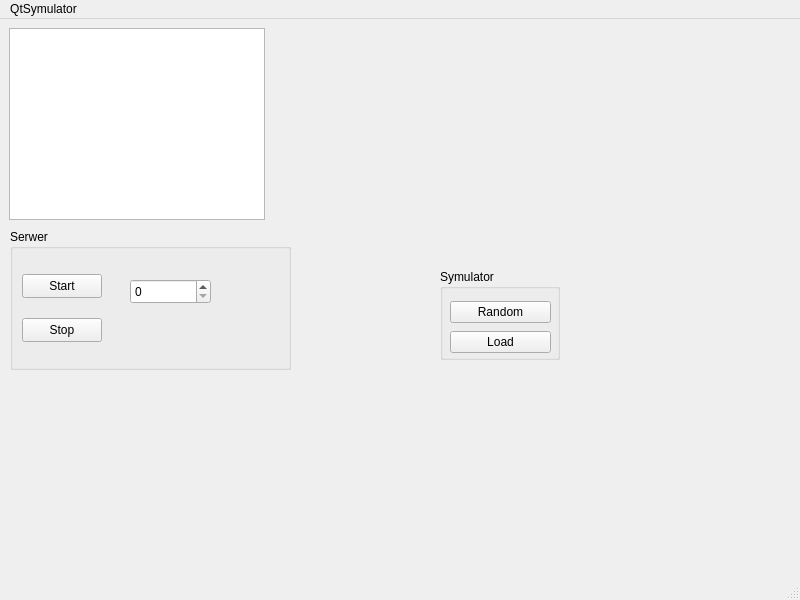
This is mainwindow.ui in DamianJeu/QtSymulator as Qt 5 draws it before an edit. The edited form follows.
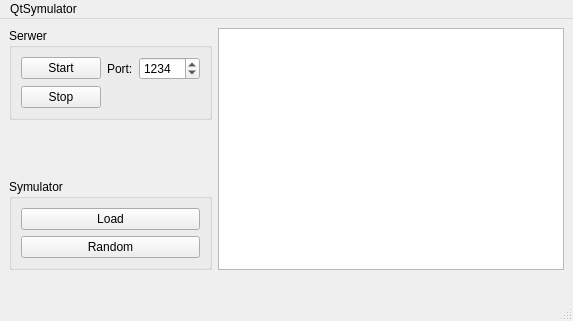
This is the edited form.

Commit message: Better ui scaling

The edit to the form file:
```diff
--- a/mainwindow.ui
+++ b/mainwindow.ui
@@ -6,122 +6,119 @@
    <rect>
     <x>0</x>
     <y>0</y>
-    <width>800</width>
-    <height>600</height>
+    <width>573</width>
+    <height>321</height>
    </rect>
   </property>
   <property name="windowTitle">
    <string>QtSymulator</string>
   </property>
   <widget class="QWidget" name="centralwidget">
-   <widget class="QTextBrowser" name="textBrowserNetwork">
-    <property name="enabled">
-     <bool>true</bool>
-    </property>
-    <property name="geometry">
-     <rect>
-      <x>9</x>
-      <y>9</y>
-      <width>256</width>
-      <height>192</height>
-     </rect>
-    </property>
-   </widget>
+   <layout class="QGridLayout" name="gridLayout_2">
+    <item row="0" column="1">
    <widget class="QGroupBox" name="groupBox">
-    <property name="geometry">
-     <rect>
-      <x>10</x>
-      <y>210</y>
-      <width>281</width>
-      <height>141</height>
-     </rect>
-    </property>
     <property name="title">
      <string>Serwer</string>
     </property>
+      <layout class="QGridLayout" name="gridLayout">
+       <item row="1" column="0">
     <widget class="QPushButton" name="pushButtonStop">
-     <property name="geometry">
-      <rect>
-       <x>12</x>
-       <y>89</y>
-       <width>80</width>
-       <height>24</height>
-      </rect>
-     </property>
      <property name="text">
       <string>Stop</string>
      </property>
     </widget>
+       </item>
+       <item row="0" column="0">
     <widget class="QPushButton" name="pushButtonStartServer">
-     <property name="geometry">
-      <rect>
-       <x>12</x>
-       <y>45</y>
-       <width>80</width>
-       <height>24</height>
-      </rect>
-     </property>
      <property name="text">
       <string>Start</string>
      </property>
     </widget>
+       </item>
+       <item row="0" column="2">
     <widget class="QSpinBox" name="spinBox">
-     <property name="geometry">
-      <rect>
-       <x>120</x>
-       <y>50</y>
-       <width>81</width>
-       <height>25</height>
-      </rect>
-     </property>
-    </widget>
-   </widget>
+         <property name="maximum">
+          <number>65535</number>
+         </property>
+         <property name="value">
+          <number>1234</number>
+         </property>
+        </widget>
+       </item>
+       <item row="0" column="1">
+        <widget class="QLabel" name="label">
+         <property name="text">
+          <string>Port:</string>
+         </property>
+        </widget>
+       </item>
+      </layout>
+     </widget>
+    </item>
+    <item row="0" column="3" rowspan="3">
+     <widget class="QTextBrowser" name="textBrowserNetwork">
+      <property name="enabled">
+       <bool>true</bool>
+      </property>
+     </widget>
+    </item>
+    <item row="3" column="3">
+     <spacer name="horizontalSpacer">
+      <property name="orientation">
+       <enum>Qt::Horizontal</enum>
+      </property>
+      <property name="sizeHint" stdset="0">
+       <size>
+        <width>40</width>
+        <height>20</height>
+       </size>
+      </property>
+     </spacer>
+    </item>
+    <item row="2" column="1">
    <widget class="QGroupBox" name="groupBox_2">
-    <property name="geometry">
-     <rect>
-      <x>440</x>
-      <y>250</y>
-      <width>120</width>
-      <height>91</height>
-     </rect>
-    </property>
     <property name="title">
      <string>Symulator</string>
     </property>
-    <widget class="QWidget" name="verticalLayoutWidget_2">
-     <property name="geometry">
-      <rect>
-       <x>10</x>
-       <y>30</y>
-       <width>101</width>
-       <height>56</height>
-      </rect>
-     </property>
-     <layout class="QVBoxLayout" name="verticalLayout_2">
-      <item>
-       <widget class="QPushButton" name="pushButton_2">
-        <property name="text">
-         <string>Random</string>
-        </property>
-       </widget>
-      </item>
-      <item>
+      <layout class="QGridLayout" name="gridLayout_3">
+       <item row="0" column="0">
        <widget class="QPushButton" name="pushButton">
         <property name="text">
          <string>Load</string>
         </property>
        </widget>
       </item>
-     </layout>
-    </widget>
-   </widget>
+       <item row="1" column="0">
+        <widget class="QPushButton" name="pushButton_2">
+         <property name="text">
+          <string>Random</string>
+         </property>
+        </widget>
+       </item>
+      </layout>
+     </widget>
+    </item>
+    <item row="1" column="1">
+     <spacer name="verticalSpacer">
+      <property name="orientation">
+       <enum>Qt::Vertical</enum>
+      </property>
+      <property name="sizeHint" stdset="0">
+       <size>
+        <width>20</width>
+        <height>40</height>
+       </size>
+      </property>
+     </spacer>
+    </item>
+   </layout>
   </widget>
   <widget class="QMenuBar" name="menubar">
    <property name="geometry">
     <rect>
      <x>0</x>
      <y>0</y>
-     <width>800</width>
+     <width>573</width>
      <height>21</height>
     </rect>
    </property>
```
Lines whose indentation alone changed are shown as unchanged. The commit also changes 2 other files.
